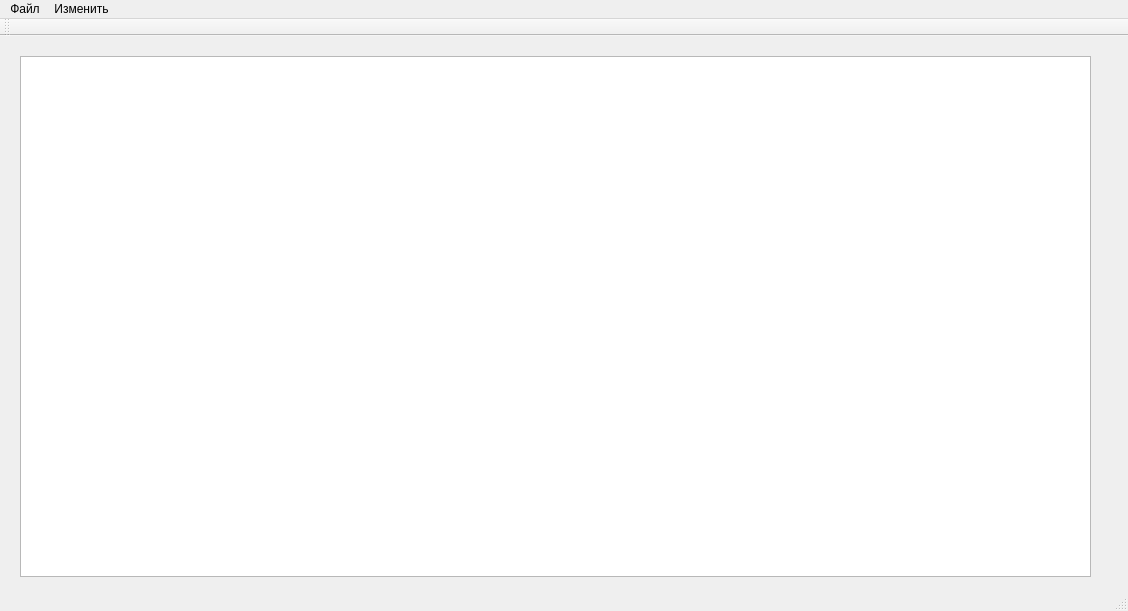
Above: mainwindow.ui from zarovDeveloper/notepad before the change. Below: the same form after it.
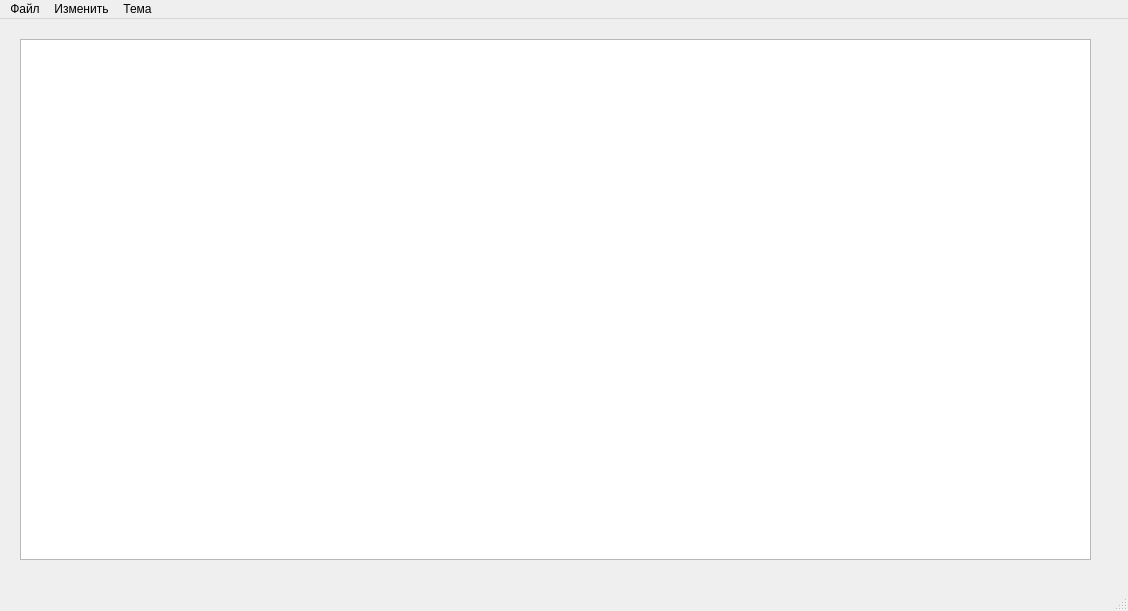
That is the form after the change.

```diff
--- a/mainwindow.ui
+++ b/mainwindow.ui
@@ -65,16 +65,16 @@
     <addaction name="allTextAction"/>
     <addaction name="dateTimeAction"/>
    </widget>
+   <widget class="QMenu" name="menu_3">
+    <property name="title">
+     <string>Тема</string>
+    </property>
+    <addaction name="LightThemeAction"/>
+    <addaction name="DarkThemeAction"/>
+   </widget>
    <addaction name="menu"/>
    <addaction name="menu_2"/>
-  </widget>
-  <widget class="QToolBar" name="mainToolBar">
-   <attribute name="toolBarArea">
-    <enum>TopToolBarArea</enum>
-   </attribute>
-   <attribute name="toolBarBreak">
-    <bool>false</bool>
-   </attribute>
+   <addaction name="menu_3"/>
   </widget>
   <widget class="QStatusBar" name="statusBar"/>
   <action name="createAction">
```
Left out of the diff: 10 changed lines with no effect on the pictures.
